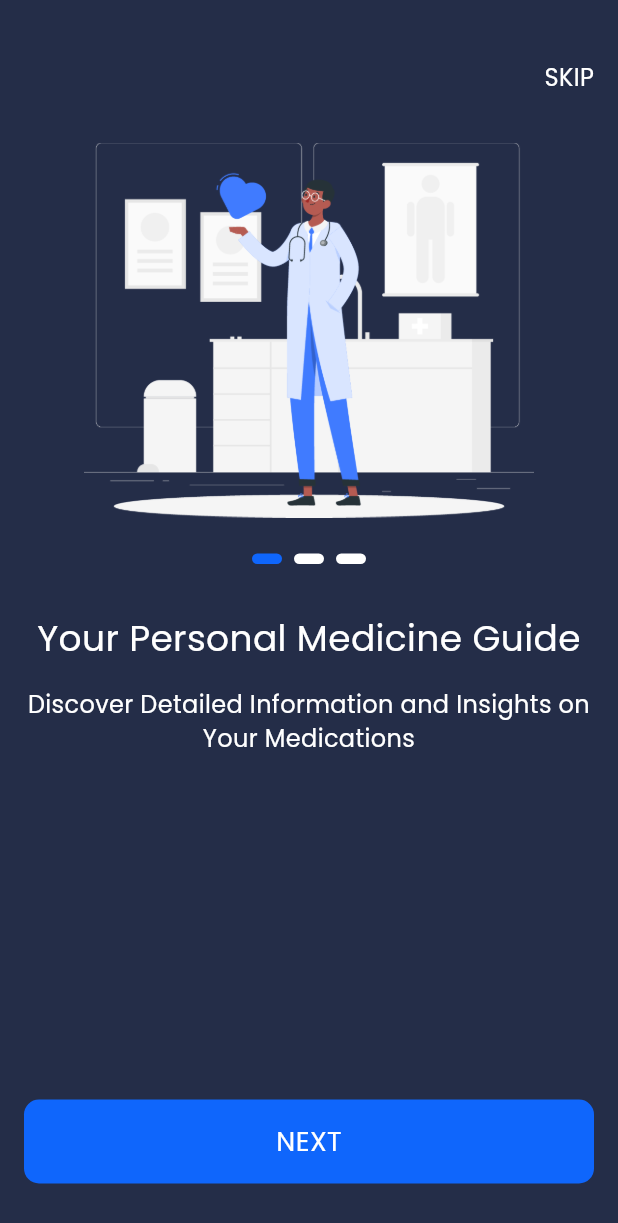
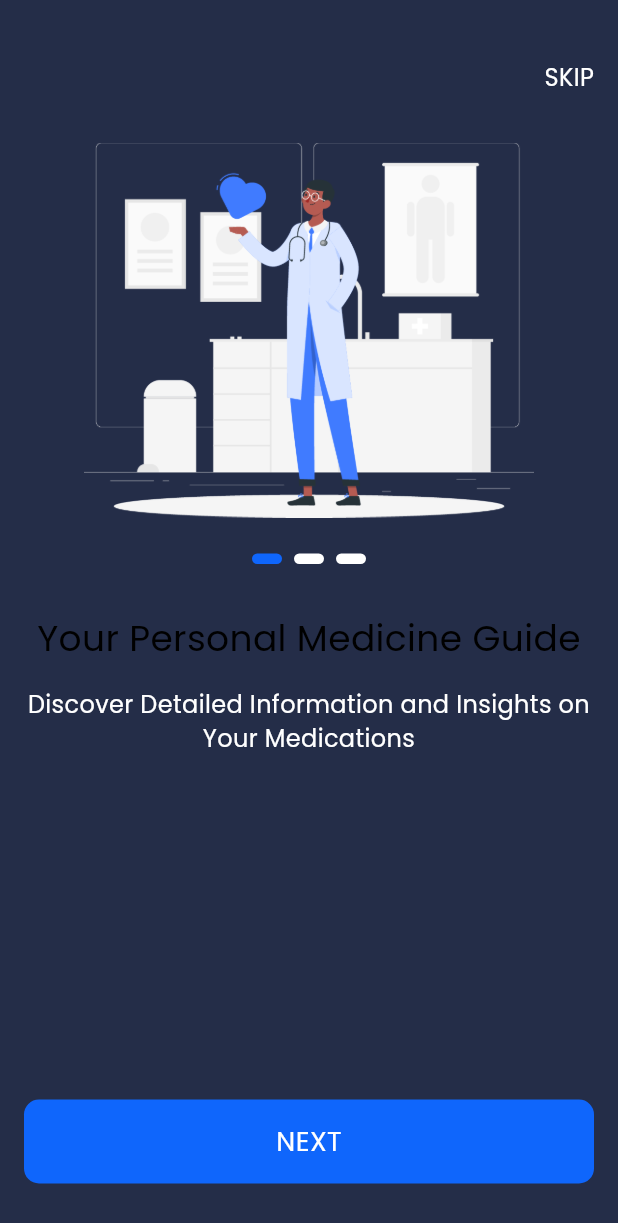
Before and after one commit to mozidan27/Drugo, a Flutter app: the screen it shows after launch, on a phone screen of 412 x 824 dp. Shown: the top 1223 px of the screen. Run offline on Flutter 3.47's test engine with Material 3 defaults, Android fonts, the phone set to English and light mode, and no system bars; drawn by our look-alikes of smooth_page_indicator; our stand-ins replace get_it, shared_preferences.

Commit message:
last push

```diff
--- a/lib/core/utils/app_text_style.dart
+++ b/lib/core/utils/app_text_style.dart
@@ -9,16 +9,16 @@
     fontFamily: "Poppins",
   );
   static final poppins500style18 = TextStyle(
-    fontSize: 18,
-    fontWeight: FontWeight.w500,
-    color: AppColors.white,
-    fontFamily: "Poppins",
-  );
+      fontSize: 18,
+      fontWeight: FontWeight.w500,
+      color: AppColors.white,
+      fontFamily: "Poppins",
+      overflow: TextOverflow.ellipsis);
 
   static final poppins500style24 = TextStyle(
     fontSize: 24,
     fontWeight: FontWeight.w500,
-    color: AppColors.white,
+    color: AppColors.black,
     fontFamily: "Poppins",
   );
 
@@ -28,4 +28,20 @@
     color: AppColors.white,
     fontFamily: "Poppins",
   );
+
+  static final poppins500style20 = TextStyle(
+      fontSize: 20,
+      fontWeight: FontWeight.w500,
+      color: AppColors.black,
+      fontFamily: "Poppins",
+      overflow: TextOverflow.ellipsis,
+      textBaseline: TextBaseline.alphabetic);
+
+  static final poppins300style10 = TextStyle(
+      fontSize: 10,
+      fontWeight: FontWeight.w300,
+      color: AppColors.black,
+      fontFamily: "Poppins",
+      overflow: TextOverflow.ellipsis,
+      textBaseline: TextBaseline.alphabetic);
 }
--- a/lib/screens/home view/presentation/widgets/my_text_field.dart
+++ b/lib/screens/home view/presentation/widgets/my_text_field.dart
@@ -17,9 +17,7 @@
 
   @override
   Widget build(BuildContext context) {
-    return Padding(
-      padding: const EdgeInsets.symmetric(horizontal: 25.0),
-      child: TextField(
+    return TextField(
       focusNode: focusNode,
       obscureText: obscureText,
       controller: controller,
@@ -44,7 +42,6 @@
           ),
         ),
       ),
-      ),
     );
   }
 }
```
Also changed, not shown: lib/screens/home view/presentation/screens/home_view.dart (+57 -2 lines). Lines whose indentation alone changed are shown as unchanged.
